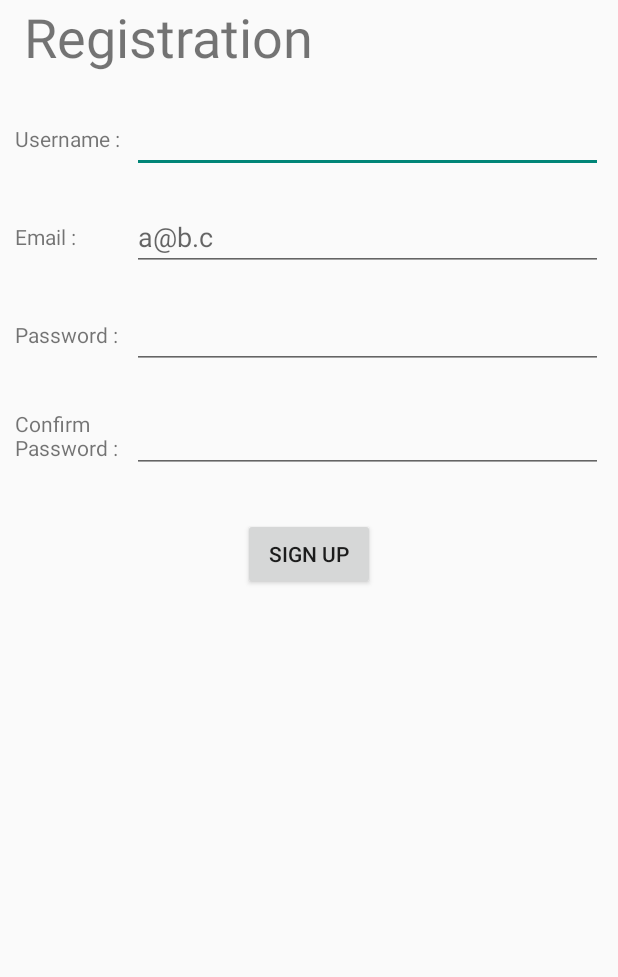
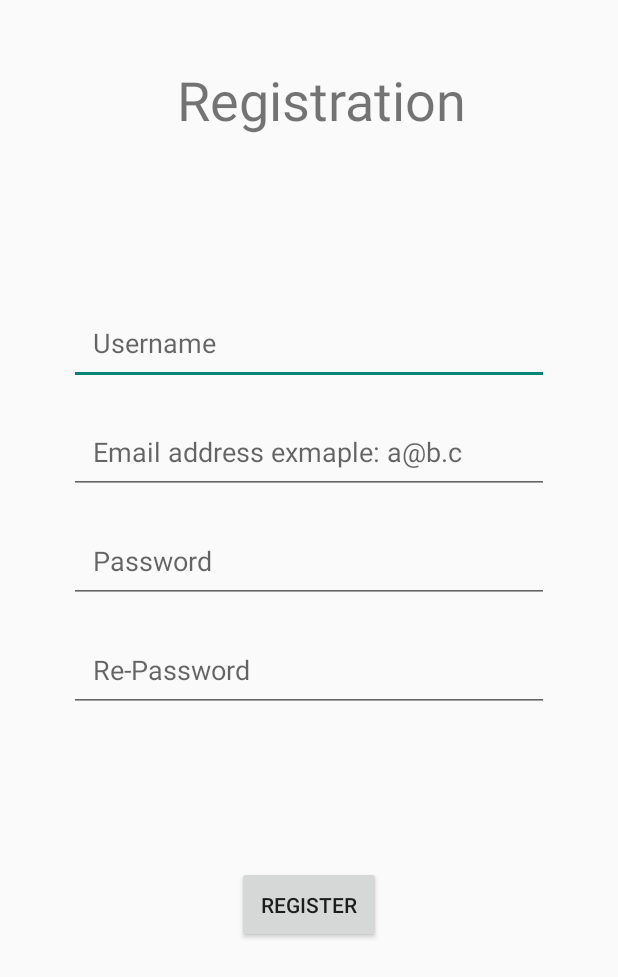
Before and after one commit to phunon/Wireless-Devices-Project, an Android app: the RegisterActivity screen opened directly, with no data from a screen before it, on a phone screen of 412 x 824 dp. Shown: the top 977 px of the screen. Run offline under Robolectric (Android 15) with nearby library versions, the phone set to English and light mode, and no system bars; our stand-ins replace Firebase (no records; nobody signed in at launch, a user with empty details on screens opened directly).

Commit message:
25/3/2019

```diff
--- a/ProjectWirelessDevice/app/build.gradle
+++ b/ProjectWirelessDevice/app/build.gradle
@@ -10,6 +10,7 @@ android {
         versionCode 1
         versionName "1.0"
         testInstrumentationRunner "android.support.test.runner.AndroidJUnitRunner"
+        vectorDrawables.useSupportLibrary = true
     }
     buildTypes {
         release {
@@ -25,6 +26,7 @@ dependencies {
     implementation 'com.android.support:appcompat-v7:28.0.0'
     implementation 'com.android.support.constraint:constraint-layout:1.1.3'
     implementation 'com.android.support:design:28.0.0'
+    implementation 'com.android.support:support-vector-drawable:28.0.0'
     testImplementation 'junit:junit:4.12'
     androidTestImplementation 'com.android.support.test:runner:1.0.2'
     androidTestImplementation 'com.android.support.test.espresso:espresso-core:3.0.2'
--- a/ProjectWirelessDevice/app/src/main/AndroidManifest.xml
+++ b/ProjectWirelessDevice/app/src/main/AndroidManifest.xml
@@ -14,7 +14,7 @@
         <activity
             android:name=".NavActivity"
             android:label="@string/title_activity_nav"
-            android:theme="@style/NoActionBar"></activity>
+            android:theme="@style/NoActionBar" />
 
         <meta-data
             android:name="com.facebook.sdk.ApplicationId"
@@ -36,15 +36,21 @@
                 <data android:scheme="@string/fb_login_protocol_scheme" />
             </intent-filter>
         </activity>
-        <activity android:name=".LoginActivity">
+        <activity
+            android:name=".LoginActivity"
+            android:screenOrientation="portrait">
             <intent-filter>
                 <action android:name="android.intent.action.MAIN" />
 
                 <category android:name="android.intent.category.LAUNCHER" />
             </intent-filter>
         </activity>
-        <activity android:name=".RegisterActivity" />
-        <activity android:name=".MainActivity"></activity>
+        <activity
+            android:name=".RegisterActivity"
+            android:screenOrientation="portrait" />
+        <activity
+            android:name=".MainActivity"
+            android:screenOrientation="portrait" />
     </application>
 
 </manifest>
--- a/ProjectWirelessDevice/app/src/main/res/layout/activity_register.xml
+++ b/ProjectWirelessDevice/app/src/main/res/layout/activity_register.xml
@@ -8,95 +8,72 @@
     <LinearLayout
     android:layout_width="match_parent"
     android:layout_height="match_parent"
-    android:orientation="vertical">
+    android:orientation="vertical"
+        android:layout_margin="16dp">
         <TextView
             android:layout_width="match_parent"
-            android:layout_height="60dp"
+            android:layout_height="wrap_content"
             android:text="@string/registration"
             android:textSize="36sp"
-            android:paddingLeft="@dimen/sixTeen"/>
+            android:paddingLeft="@dimen/sixTeen"
+            android:gravity="center"
+            android:layout_weight="1"/>
 
             <LinearLayout
                 android:layout_width="match_parent"
                 android:layout_height="wrap_content"
-            android:padding="10dp">
-            <TextView
-                android:id="@+id/userName"
-                android:layout_width="0dp"
-                android:layout_height="match_parent"
-                android:layout_weight="1"
-                android:gravity="center_vertical"
-                android:text="Username : "/>
+                android:orientation="vertical"
+                android:gravity="center"
+                android:layout_weight="2"
+                android:layout_margin="30dp">
+
                 <EditText
                     android:id="@+id/userNameEdt"
-                android:layout_width="0dp"
-                android:layout_height="match_parent"
-                android:layout_weight="4" />
-        </LinearLayout>
-
-        <LinearLayout
                     android:layout_width="match_parent"
                     android:layout_height="wrap_content"
-            android:padding="10dp">
-            <TextView
-                android:id="@+id/EmailTxt"
-                android:layout_width="0dp"
-                android:layout_height="match_parent"
-                android:layout_weight="1"
-                android:gravity="center_vertical"
-                android:text="Email : "/>
+                    android:hint="@string/user"
+                    android:layout_marginBottom="16dp"
+                    android:padding="16dp"/>
+
                 <EditText
                     android:id="@+id/Email"
-                android:layout_width="0dp"
-                android:layout_height="match_parent"
-                android:layout_weight="4"
-                android:hint="a@b.c"/>
+                    android:layout_width="match_parent"
+                    android:layout_height="wrap_content"
+                    android:hint="@string/hint_email"
+                    android:layout_marginBottom="16dp"
+                    android:padding="16dp"/>
+
+                <EditText
+                    android:id="@+id/Pass"
+                    android:layout_width="match_parent"
+                    android:layout_height="wrap_content"
+                    android:hint="@string/hint_password"
+                    android:inputType="textPassword"
+                    android:layout_marginBottom="16dp"
+                    android:padding="16dp"/>
+
+                <EditText
+                    android:id="@+id/ConPass"
+                    android:layout_width="match_parent"
+                    android:layout_height="wrap_content"
+                    android:hint="@string/hint_re_password"
+                    android:inputType="textPassword"
+                    android:padding="16dp"/>
             </LinearLayout>
         <LinearLayout
             android:layout_width="match_parent"
             android:layout_height="wrap_content"
-            android:baselineAligned="true"
-            android:padding="10dp">
-            <TextView
-                android:id="@+id/PassText"
-                android:layout_width="0dp"
-                android:layout_height="match_parent"
-                android:layout_weight="1"
-                android:gravity="center_vertical"
-                android:text="Password : "/>
-            <EditText
-                android:id="@+id/Pass"
-                android:layout_width="0dp"
-                android:layout_height="match_parent"
-                android:layout_weight="4"
-                android:inputType="textPassword"/>
-        </LinearLayout>
-        <LinearLayout
-            android:layout_width="match_parent"
-            android:layout_height="wrap_content"
-            android:baselineAligned="true"
-            android:padding="10dp">
-            <TextView
-                android:id="@+id/ConPassText"
-                android:layout_width="0dp"
-                android:layout_height="match_parent"
-                android:layout_weight="1"
-                android:gravity="center_vertical"
-                android:text="Confirm Password : "/>
-            <EditText
-                android:id="@+id/ConPass"
-                android:layout_width="0dp"
-                android:layout_height="match_parent"
-                android:layout_weight="4"
-                android:inputType="textPassword"/>
-        </LinearLayout>
+            android:gravity="center_horizontal"
+            android:layout_weight="3">
             <Button
                 android:id="@+id/signUp"
                 android:layout_width="wrap_content"
                 android:layout_height="wrap_content"
-            android:layout_gravity="center"
                 android:layout_margin="20dp"
-            android:text="Sign up"/>
+                android:padding="16dp"
+                android:text="@string/register" />
+        </LinearLayout>
+
     </LinearLayout>
 
 
--- /dev/null
+++ b/ProjectWirelessDevice/app/src/main/res/menu/navigation.xml
@@ -0,0 +1,19 @@
+<?xml version="1.0" encoding="utf-8"?>
+<menu xmlns:android="http://schemas.android.com/apk/res/android">
+
+    <item
+        android:id="@+id/navigation_home"
+        android:icon="@drawable/ic_home_black_24dp"
+        android:title="@string/title_home" />
+
+    <item
+        android:id="@+id/navigation_dashboard"
+        android:icon="@drawable/ic_dashboard_black_24dp"
+        android:title="@string/title_dashboard" />
+
+    <item
+        android:id="@+id/navigation_notifications"
+        android:icon="@drawable/ic_notifications_black_24dp"
+        android:title="@string/title_notifications" />
+
+</menu>
--- a/ProjectWirelessDevice/app/src/main/res/values/strings.xml
+++ b/ProjectWirelessDevice/app/src/main/res/values/strings.xml
@@ -18,4 +18,13 @@
     <string name="nav_header_subtitle">android.studio@android.com</string>
     <string name="nav_header_desc">Navigation header</string>
     <string name="action_settings">Settings</string>
+    <string name="user">Username</string>
+    <string name="hint_email">Email address exmaple: a@b.c</string>
+    <string name="hint_password">Password</string>
+    <string name="hint_re_password">Re-Password</string>
+    <string name="register">Register</string>
+    <string name="title_activity_slidebar">SlidebarActivity</string>
+    <string name="title_home">Home</string>
+    <string name="title_dashboard">Dashboard</string>
+    <string name="title_notifications">Notifications</string>
 </resources>
--- a/ProjectWirelessDevice/build.gradle
+++ b/ProjectWirelessDevice/build.gradle
@@ -7,7 +7,7 @@ buildscript {
 
     }
     dependencies {
-        classpath 'com.android.tools.build:gradle:3.3.1'
+        classpath 'com.android.tools.build:gradle:3.3.2'
         classpath 'com.google.gms:google-services:4.0.1'
 
         // NOTE: Do not place your application dependencies here; they belong
```
Also changed, not shown: ProjectWirelessDevice/app/src/main/res/drawable/polygon.jpg (added). Lines whose indentation alone changed are shown as unchanged.
